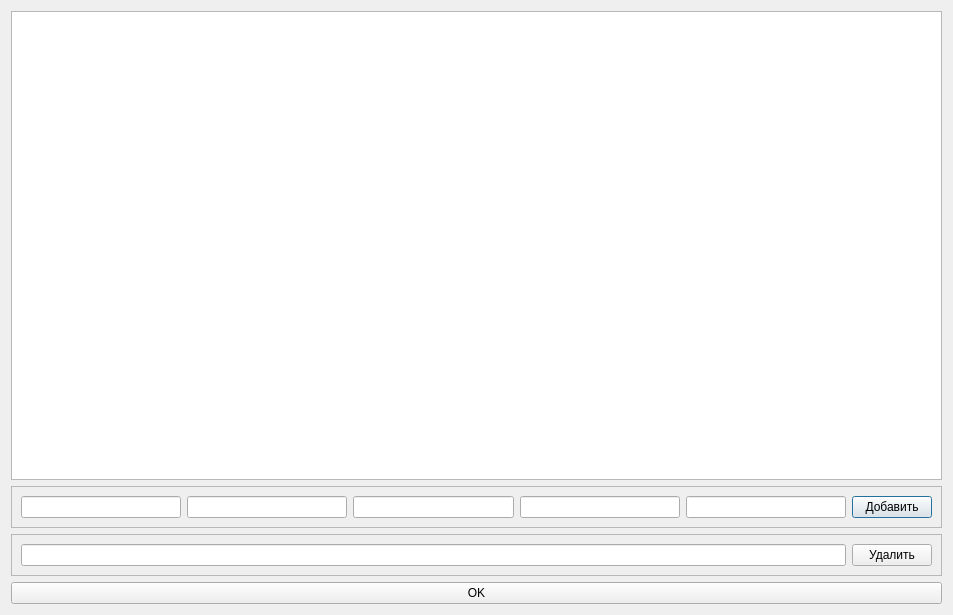
Qt form dialog.ui (donilpro/Surface-Quality-Detector) before a commit.
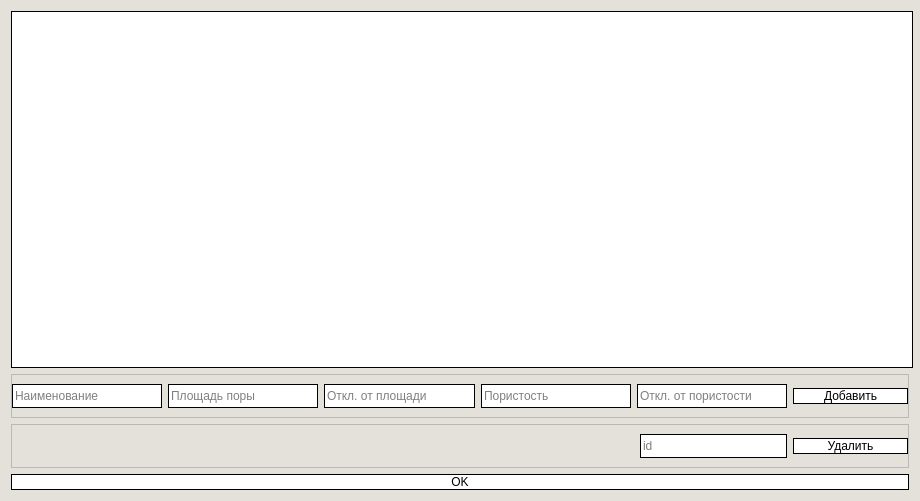
The same form after that commit.

Diff of the .ui file:
```diff
--- a/dialog.ui
+++ b/dialog.ui
@@ -6,21 +6,96 @@
    <rect>
     <x>0</x>
     <y>0</y>
-    <width>953</width>
-    <height>615</height>
+    <width>920</width>
+    <height>501</height>
    </rect>
   </property>
+  <property name="minimumSize">
+   <size>
+    <width>920</width>
+    <height>0</height>
+   </size>
+  </property>
+  <property name="maximumSize">
+   <size>
+    <width>920</width>
+    <height>16777215</height>
+   </size>
+  </property>
   <property name="windowTitle">
    <string>Dialog</string>
   </property>
+  <property name="styleSheet">
+   <string notr="true">QDialog{background-color: #E3E1D9}
+
+QTableWidget {
+	background: white;
+    background-color: white;
+	color: black;
+	font: 8pt &quot;Jura&quot;;
+	border: 1px solid black
+}
+
+QLineEdit {
+	background: white;
+    background-color: white;
+	color: black;
+	font: 8pt &quot;Jura&quot;;
+	border: 1px solid black
+}
+
+
+QPushButton {
+    background-color: white;
+	color: black;
+	font: 12pt &quot;Jura&quot;;
+	border: 1px solid black
+}
+
+QPushButton:hover {
+    background-color: #B4B4B8;
+	color: black
+}
+
+Line{
+	color: black
+}
+
+QLabel{
+font: 12pt &quot;Jura&quot;}
+
+
+</string>
+  </property>
   <layout class="QVBoxLayout" name="verticalLayout">
    <item>
     <widget class="QTableWidget" name="tableWidget">
+     <property name="minimumSize">
+      <size>
+       <width>902</width>
+       <height>0</height>
+      </size>
+     </property>
+     <property name="maximumSize">
+      <size>
+       <width>902</width>
+       <height>16777215</height>
+      </size>
+     </property>
+     <property name="baseSize">
+      <size>
+       <width>180</width>
+       <height>0</height>
+      </size>
+     </property>
+     <attribute name="horizontalHeaderCascadingSectionResizes">
+      <bool>true</bool>
+     </attribute>
      <attribute name="horizontalHeaderDefaultSectionSize">
       <number>150</number>
      </attribute>
-     <attribute name="verticalHeaderMinimumSectionSize">
-      <number>30</number>
+     <attribute name="verticalHeaderVisible">
+      <bool>false</bool>
      </attribute>
      <attribute name="verticalHeaderDefaultSectionSize">
       <number>30</number>
@@ -36,23 +111,91 @@
       <enum>QFrame::Raised</enum>
      </property>
      <layout class="QHBoxLayout" name="horizontalLayout_2">
+      <property name="leftMargin">
+       <number>0</number>
+      </property>
+      <property name="rightMargin">
+       <number>0</number>
+      </property>
       <item>
-       <widget class="QLineEdit" name="lineEdit_2"/>
+       <widget class="QLineEdit" name="name_line">
+        <property name="minimumSize">
+         <size>
+          <width>0</width>
+          <height>24</height>
+         </size>
+        </property>
+        <property name="placeholderText">
+         <string>Наименование</string>
+        </property>
+       </widget>
       </item>
       <item>
-       <widget class="QLineEdit" name="lineEdit_3"/>
+       <widget class="QLineEdit" name="square_line">
+        <property name="minimumSize">
+         <size>
+          <width>0</width>
+          <height>24</height>
+         </size>
+        </property>
+        <property name="placeholderText">
+         <string>Площадь поры</string>
+        </property>
+       </widget>
       </item>
       <item>
-       <widget class="QLineEdit" name="lineEdit_4"/>
+       <widget class="QLineEdit" name="square_std_line">
+        <property name="minimumSize">
+         <size>
+          <width>0</width>
+          <height>24</height>
+         </size>
+        </property>
+        <property name="placeholderText">
+         <string>Откл. от площади</string>
+        </property>
+       </widget>
       </item>
       <item>
-       <widget class="QLineEdit" name="lineEdit_5"/>
+       <widget class="QLineEdit" name="density_line">
+        <property name="minimumSize">
+         <size>
+          <width>0</width>
+          <height>24</height>
+         </size>
+        </property>
+        <property name="placeholderText">
+         <string>Пористость</string>
+        </property>
+       </widget>
       </item>
       <item>
-       <widget class="QLineEdit" name="lineEdit_6"/>
+       <widget class="QLineEdit" name="density_std_line">
+        <property name="minimumSize">
+         <size>
+          <width>0</width>
+          <height>24</height>
+         </size>
+        </property>
+        <property name="placeholderText">
+         <string>Откл. от пористости</string>
+        </property>
+       </widget>
       </item>
       <item>
        <widget class="QPushButton" name="add_btn">
+        <property name="minimumSize">
+         <size>
+          <width>115</width>
+          <height>0</height>
+         </size>
+        </property>
+        <property name="maximumSize">
+         <size>
+          <width>115</width>
+          <height>16777215</height>
+         </size>
+        </property>
         <property name="text">
          <string>Добавить</string>
         </property>
@@ -70,11 +213,67 @@
       <enum>QFrame::Raised</enum>
      </property>
      <layout class="QHBoxLayout" name="horizontalLayout">
+      <property name="leftMargin">
+       <number>0</number>
+      </property>
+      <property name="rightMargin">
+       <number>0</number>
+      </property>
       <item>
-       <widget class="QLineEdit" name="lineEdit"/>
+       <spacer name="horizontalSpacer">
+        <property name="orientation">
+         <enum>Qt::Horizontal</enum>
+        </property>
+        <property name="sizeType">
+         <enum>QSizePolicy::Fixed</enum>
+        </property>
+        <property name="sizeHint" stdset="0">
+         <size>
+          <width>632</width>
+          <height>20</height>
+         </size>
+        </property>
+       </spacer>
+      </item>
+      <item>
+       <widget class="QLineEdit" name="delete_line">
+        <property name="minimumSize">
+         <size>
+          <width>147</width>
+          <height>24</height>
+         </size>
+        </property>
+        <property name="maximumSize">
+         <size>
+          <width>155</width>
+          <height>16777215</height>
+         </size>
+        </property>
+        <property name="inputMask">
+         <string/>
+        </property>
+        <property name="text">
+         <string/>
+        </property>
+        <property name="placeholderText">
+         <string>id</string>
+        </property>
+       </widget>
       </item>
       <item>
        <widget class="QPushButton" name="del_btn">
+        <property name="minimumSize">
+         <size>
+          <width>115</width>
+          <height>0</height>
+         </size>
+        </property>
+        <property name="maximumSize">
+         <size>
+          <width>115</width>
+          <height>16777215</height>
+         </size>
+        </property>
         <property name="text">
          <string>Удалить</string>
         </property>
```
Left out of the diff: 3 changed lines with no effect on the pictures.
